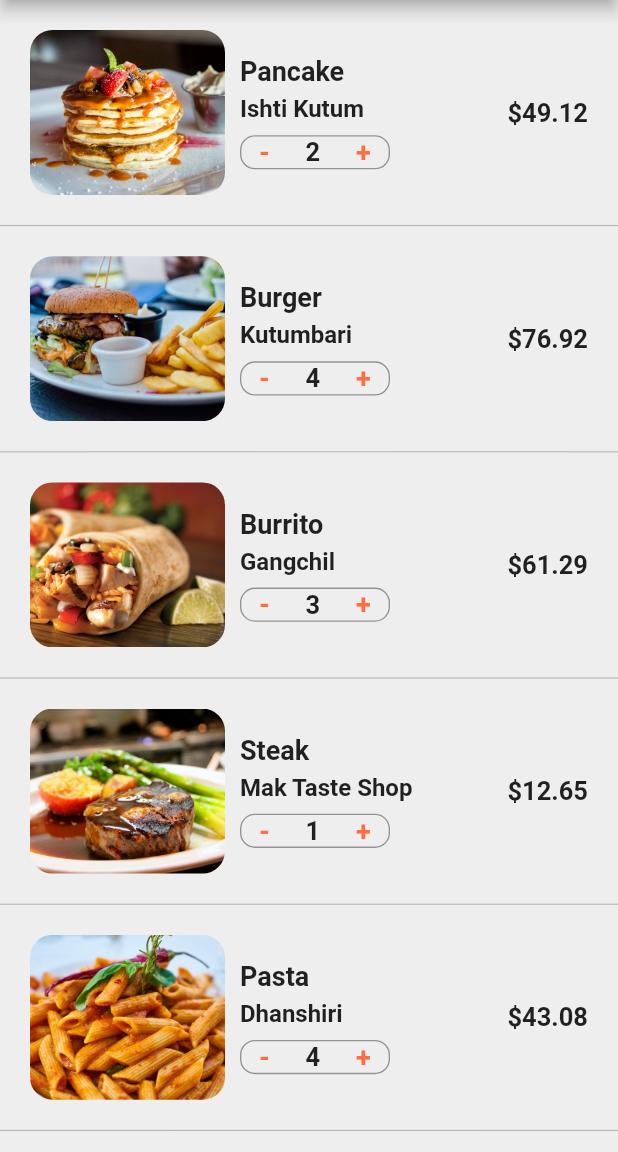
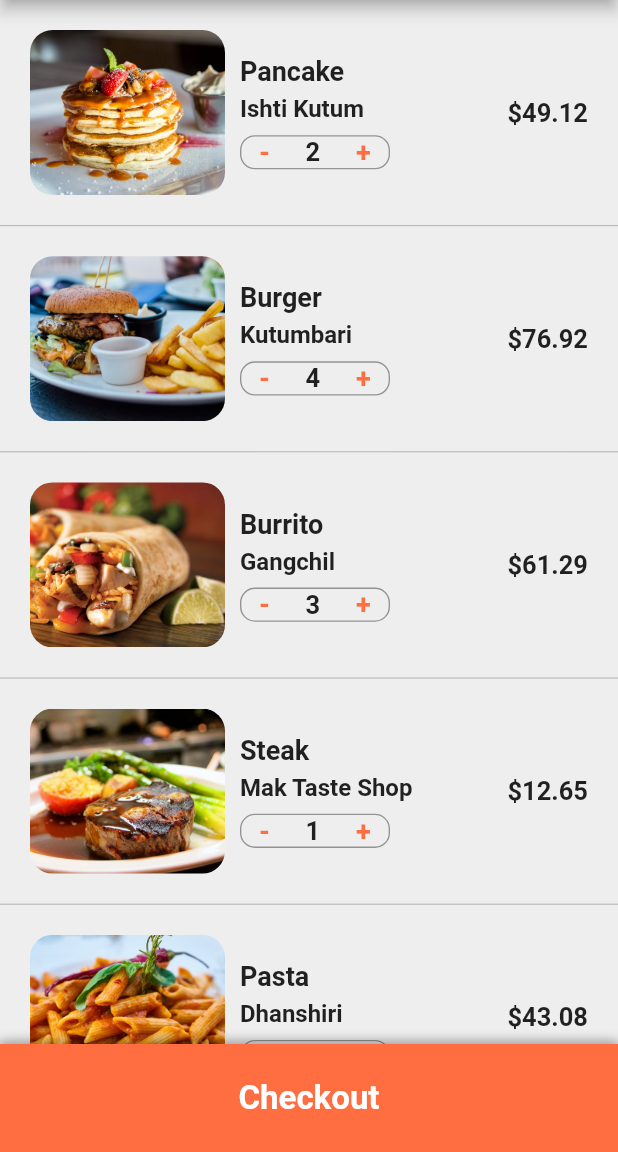
Before and after one commit to Rezuanul-Islam-Fahim/food_delivery_ui, a Flutter app: the CartScreen screen opened directly, on a phone screen of 412 x 824 dp, the part 84-1236 px from its top. Run offline on Flutter 3.47's test engine with Material 2 defaults, Android fonts, the phone set to English and light mode, and no system bars.

Commit message:
Create cart screen checkout button

```diff
--- a/lib/screens/cartScreen.dart
+++ b/lib/screens/cartScreen.dart
@@ -179,6 +179,7 @@ class _CartScreenState extends State<CartScreen> {
                     ),
                   ],
                 ),
+                SizedBox(height: 75.0),
               ],
             ),
           );
@@ -190,6 +191,33 @@ class _CartScreenState extends State<CartScreen> {
           );
         },
       ),
+      bottomSheet: GestureDetector(
+        onTap: () {},
+        child: Container(
+          width: double.infinity,
+          padding: EdgeInsets.all(23.0),
+          decoration: BoxDecoration(
+            color: Theme.of(context).primaryColor,
+            boxShadow: <BoxShadow>[
+              BoxShadow(
+                color: Colors.black38,
+                blurRadius: 5.5,
+                spreadRadius: 0.6,
+                offset: Offset(0, -1),
+              ),
+            ],
+          ),
+          child: Text(
+            'Checkout',
+            style: TextStyle(
+              fontSize: 22,
+              fontWeight: FontWeight.w700,
+              color: Colors.white,
+            ),
+            textAlign: TextAlign.center,
+          ),
+        ),
+      ),
     );
   }
 }
```
